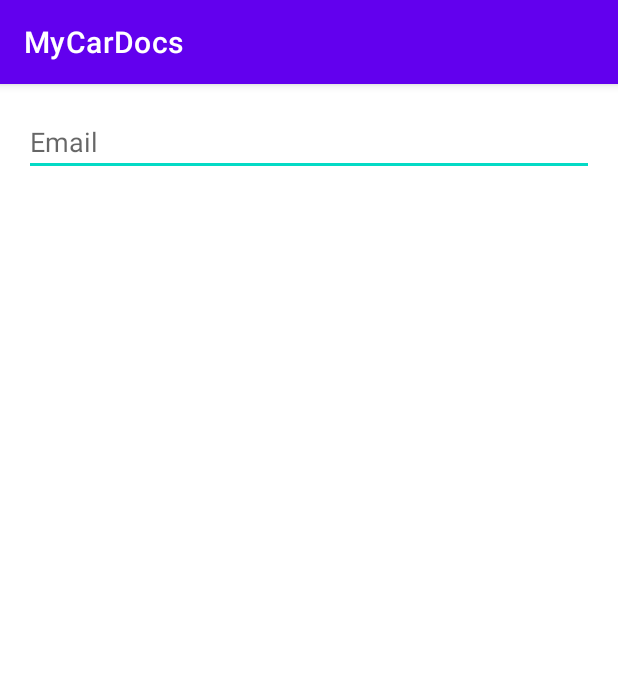
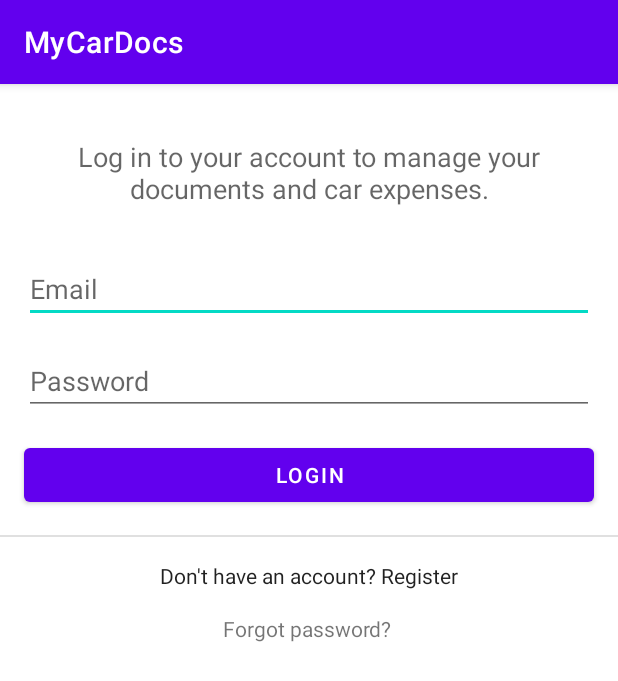
Before and after one commit to aarshinkov/MyCarDocsMobile, an Android app: the screen it shows after launch (LoginActivity), on a phone screen of 412 x 824 dp. Shown: the top 681 px of the screen. Run offline under Robolectric (Android 15) with nearby library versions, the light colour scheme and no system bars.

Commit message:
Reworked login and registration activities.

```diff
--- a/app/src/main/AndroidManifest.xml
+++ b/app/src/main/AndroidManifest.xml
@@ -12,6 +12,9 @@
         android:supportsRtl="true"
         android:theme="@style/Theme.MyCarDocs"
         android:usesCleartextTraffic="true">
+        <activity
+            android:name=".RegisterActivity"
+            android:parentActivityName=".LoginActivity" />
         <activity android:name=".LoginActivity">
             <intent-filter>
                 <action android:name="android.intent.action.MAIN" />
--- a/app/src/main/java/com/atanasvasil/mobile/mycardocs/LoginActivity.java
+++ b/app/src/main/java/com/atanasvasil/mobile/mycardocs/LoginActivity.java
@@ -2,8 +2,13 @@ package com.atanasvasil.mobile.mycardocs;
 
 import androidx.appcompat.app.AppCompatActivity;
 
+import android.content.Intent;
 import android.os.Bundle;
 import android.util.Log;
+import android.widget.Button;
+import android.widget.EditText;
+import android.widget.TextView;
+import android.widget.Toast;
 
 import com.atanasvasil.mobile.mycardocs.api.Api;
 import com.atanasvasil.mobile.mycardocs.api.UsersApi;
@@ -18,10 +23,35 @@ import retrofit2.Retrofit;
 
 public class LoginActivity extends AppCompatActivity {
 
+    private EditText loginEmailET;
+    private EditText loginPasswordET;
+    private Button loginBtn;
+    private TextView loginRegisterTV;
+    private TextView loginForgotPasswordTV;
+
     @Override
     protected void onCreate(Bundle savedInstanceState) {
         super.onCreate(savedInstanceState);
         setContentView(R.layout.activity_login);
+
+        loginEmailET = findViewById(R.id.loginEmailET);
+        loginPasswordET = findViewById(R.id.loginPasswordET);
+        loginBtn = findViewById(R.id.loginBtn);
+        loginRegisterTV = findViewById(R.id.loginRegisterTV);
+        loginForgotPasswordTV = findViewById(R.id.loginForgotPasswordTV);
+
+        loginBtn.setOnClickListener(v -> {
+            Toast.makeText(getApplicationContext(), "Login button clicked", Toast.LENGTH_LONG).show();
+        });
+
+        loginRegisterTV.setOnClickListener(v -> {
+            Intent intent = new Intent(LoginActivity.this, RegisterActivity.class);
+            startActivity(intent);
+        });
+
+        loginForgotPasswordTV.setOnClickListener(v -> {
+            Toast.makeText(getApplicationContext(), "Forgot password button clicked", Toast.LENGTH_LONG).show();
+        });
 
         Retrofit retrofit = Api.getRetrofit();
 
--- a/app/src/main/res/layout/activity_login.xml
+++ b/app/src/main/res/layout/activity_login.xml
@@ -6,30 +6,99 @@
     android:layout_height="match_parent"
     tools:context=".LoginActivity">
 
+    <TextView
+        android:id="@+id/loginHeaderTV"
+        android:layout_width="0dp"
+        android:layout_height="wrap_content"
+        android:layout_marginTop="36dp"
+        android:gravity="center"
+        android:text="@string/login_header"
+        android:textAppearance="@style/TextAppearance.AppCompat.Medium"
+        app:layout_constraintEnd_toStartOf="@+id/registerGuideRight"
+        app:layout_constraintStart_toStartOf="@+id/loginGuideLeft"
+        app:layout_constraintTop_toTopOf="parent" />
+
+    <EditText
+        android:id="@+id/loginEmailET"
+        android:layout_width="0dp"
+        android:layout_height="wrap_content"
+        android:layout_marginTop="32dp"
+        android:ems="10"
+        android:hint="@string/login_email"
+        android:importantForAutofill="no"
+        android:inputType="textEmailAddress"
+        app:layout_constraintEnd_toStartOf="@+id/registerGuideRight"
+        app:layout_constraintStart_toStartOf="@+id/loginGuideLeft"
+        app:layout_constraintTop_toBottomOf="@+id/loginHeaderTV" />
+
+    <EditText
+        android:id="@+id/loginPasswordET"
+        android:layout_width="0dp"
+        android:layout_height="wrap_content"
+        android:layout_marginTop="16dp"
+        android:ems="10"
+        android:hint="@string/login_password"
+        android:inputType="textPassword"
+        app:layout_constraintEnd_toStartOf="@+id/registerGuideRight"
+        app:layout_constraintStart_toStartOf="@+id/loginGuideLeft"
+        app:layout_constraintTop_toBottomOf="@+id/loginEmailET"
+        android:importantForAutofill="no" />
+
+    <Button
+        android:id="@+id/loginBtn"
+        android:layout_width="0dp"
+        android:layout_height="wrap_content"
+        android:layout_marginTop="16dp"
+        android:text="@string/login_button"
+        android:textColor="@color/design_default_color_surface"
+        app:layout_constraintEnd_toStartOf="@+id/registerGuideRight"
+        app:layout_constraintStart_toStartOf="@+id/loginGuideLeft"
+        app:layout_constraintTop_toBottomOf="@+id/loginPasswordET" />
+
+    <View
+        android:id="@+id/divider2"
+        android:layout_width="0dp"
+        android:layout_height="1dp"
+        android:layout_marginTop="16dp"
+        android:background="?android:attr/listDivider"
+        app:layout_constraintEnd_toEndOf="parent"
+        app:layout_constraintStart_toStartOf="parent"
+        app:layout_constraintTop_toBottomOf="@+id/loginBtn" />
+
+    <TextView
+        android:id="@+id/loginRegisterTV"
+        android:layout_width="wrap_content"
+        android:layout_height="wrap_content"
+        android:layout_marginTop="16dp"
+        android:text="@string/login_registration"
+        android:textAppearance="@style/TextAppearance.AppCompat.Body1"
+        app:layout_constraintEnd_toStartOf="@+id/registerGuideRight"
+        app:layout_constraintStart_toStartOf="@+id/loginGuideLeft"
+        app:layout_constraintTop_toBottomOf="@+id/divider2" />
+
+    <TextView
+        android:id="@+id/loginForgotPasswordTV"
+        android:layout_width="wrap_content"
+        android:layout_height="wrap_content"
+        android:layout_marginTop="16dp"
+        android:text="@string/login_forgot"
+        app:layout_constraintEnd_toStartOf="@+id/registerGuideRight"
+        app:layout_constraintHorizontal_bias="0.496"
+        app:layout_constraintStart_toStartOf="@+id/loginGuideLeft"
+        app:layout_constraintTop_toBottomOf="@+id/loginRegisterTV" />
+
     <androidx.constraintlayout.widget.Guideline
-        android:id="@+id/guideline"
+        android:id="@+id/loginGuideLeft"
         android:layout_width="wrap_content"
         android:layout_height="wrap_content"
         android:orientation="vertical"
         app:layout_constraintGuide_begin="16dp" />
 
     <androidx.constraintlayout.widget.Guideline
-        android:id="@+id/guideline2"
+        android:id="@+id/registerGuideRight"
         android:layout_width="wrap_content"
         android:layout_height="wrap_content"
         android:orientation="vertical"
         app:layout_constraintGuide_end="16dp" />
 
-    <EditText
-        android:id="@+id/editTextTextEmailAddress"
-        android:layout_width="0dp"
-        android:layout_height="wrap_content"
-        android:layout_marginTop="16dp"
-        android:ems="10"
-        android:hint="Email"
-        android:inputType="textEmailAddress"
-        app:layout_constraintEnd_toStartOf="@+id/guideline2"
-        app:layout_constraintStart_toStartOf="@+id/guideline"
-        app:layout_constraintTop_toTopOf="parent" />
-
 </androidx.constraintlayout.widget.ConstraintLayout>
--- a/app/src/main/res/values/strings.xml
+++ b/app/src/main/res/values/strings.xml
@@ -1,3 +1,21 @@
 <resources>
     <string name="app_name">MyCarDocs</string>
+
+    <string name="login">Login</string>
+    <string name="login_header">Log in to your account to manage your documents and car expenses.</string>
+    <string name="login_email">Email</string>
+    <string name="login_password">Password</string>
+    <string name="login_button">Login</string>
+    <string name="login_registration">Don\'t have an account? Register</string>
+    <string name="login_forgot">Forgot password?</string>
+
+    <string name="registration">Registration</string>
+    <string name="registration_header">Register to create and manage your documents and car expenses.</string>
+    <string name="registration_first_name">First name</string>
+    <string name="registration_last_name">Last name</string>
+    <string name="registration_email">Email</string>
+    <string name="registration_password">Password</string>
+    <string name="registration_password_confirm">Confirm password</string>
+    <string name="registration_button">Register</string>
+    <string name="registration_cancel">Cancel</string>
 </resources>
```
Also changed, not shown: app/src/main/java/com/atanasvasil/mobile/mycardocs/RegisterActivity.java (added, +40 -0 lines), app/src/main/res/layout/activity_register.xml (added, +125 -0 lines).
